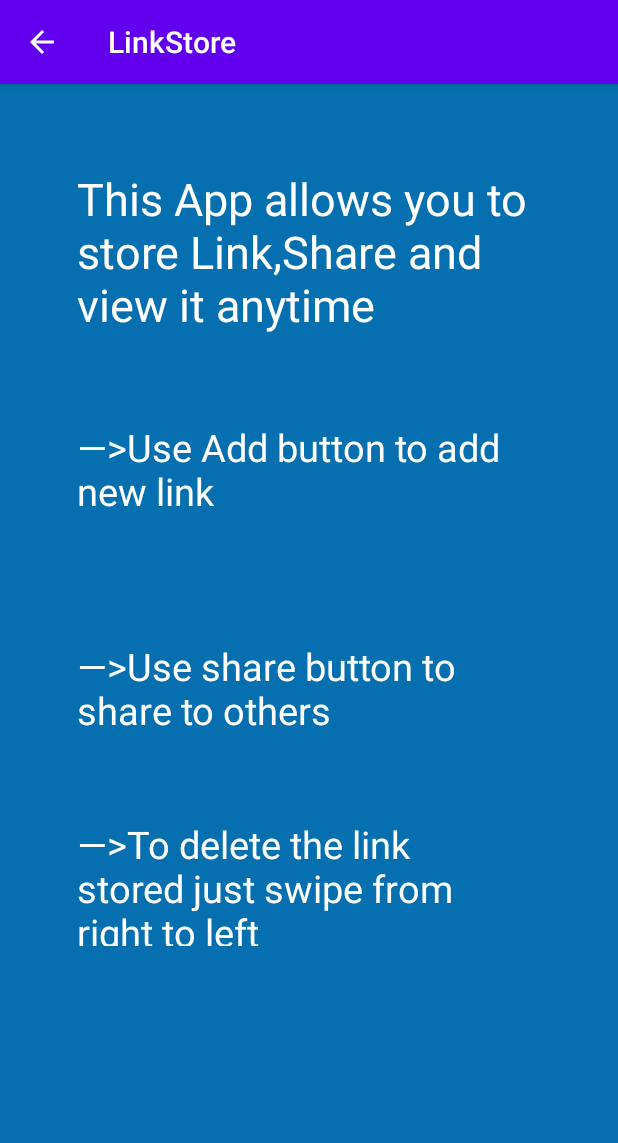
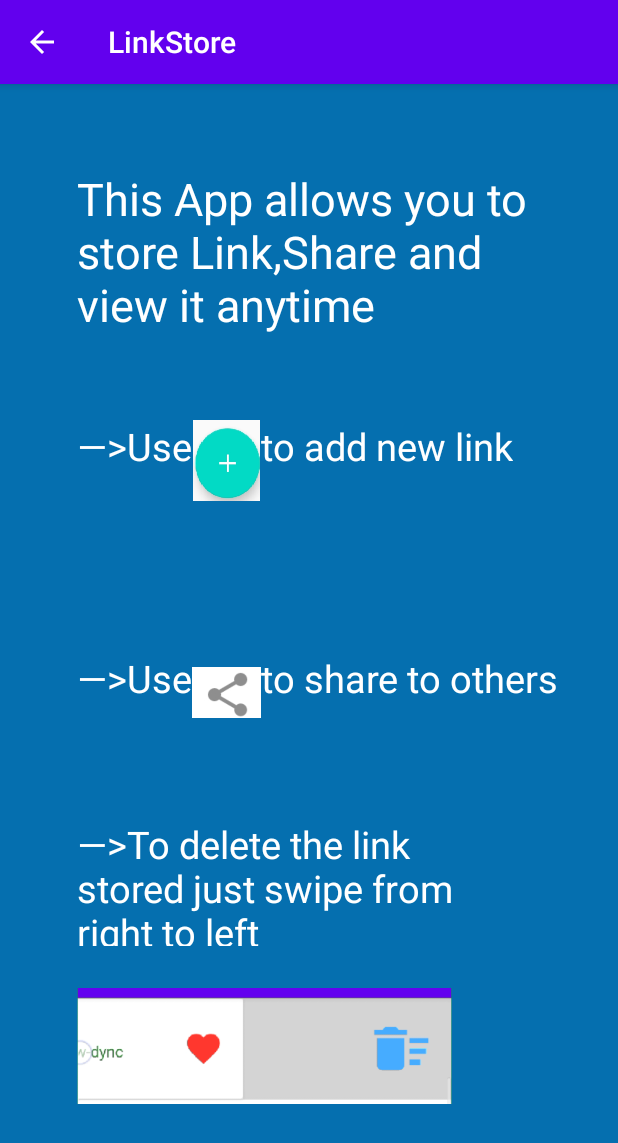
Before and after one commit to Rathnavel-Rat/LinkSaver, an Android app: the InfoActivity screen opened directly, with no data from a screen before it, on a phone screen of 412 x 824 dp. Shown: the top 1143 px of the screen. Run offline under Robolectric (Android 15) with nearby library versions, the light colour scheme and no system bars.

Commit message:
info fix

```diff
--- a/app/src/main/AndroidManifest.xml
+++ b/app/src/main/AndroidManifest.xml
@@ -9,7 +9,6 @@
         android:roundIcon="@mipmap/iconic1_round"
         android:supportsRtl="true"
         android:theme="@style/AppTheme">
-        <activity android:name=".Intro"></activity>
         <activity
             android:name=".splashActivity2"
             android:theme="@style/AppTheme.Splash">
--- a/app/src/main/java/com/example/wallpaper/Adaptor/CommonAdaptor.kt
+++ b/app/src/main/java/com/example/wallpaper/Adaptor/CommonAdaptor.kt
@@ -36,11 +36,7 @@ class CommonAdaptor<T>(private val layoutId:Int, var listItems:ArrayList<T>, pri
         item.addAll(model)
         diffResult.dispatchUpdatesTo(this)
     }
-    fun setFavData(model: List<T>){
-        item.clear()
-        item.addAll(model)
-        notifyDataSetChanged()
-    }
+
 
 
 
--- a/app/src/main/res/layout/activity_info.xml
+++ b/app/src/main/res/layout/activity_info.xml
@@ -49,19 +49,38 @@
         android:orientation="vertical"
         app:layout_constraintGuide_percent="0.91240877" />
 
-    <TextView
-        android:id="@+id/textView2"
-        android:layout_width="305dp"
-        android:layout_height="84dp"
+    <LinearLayout
+        android:layout_width="291dp"
+        android:layout_height="85dp"
         android:layout_marginStart="12dp"
         android:layout_marginTop="32dp"
         android:layout_marginBottom="32dp"
-        android:text="@string/t2"
-        android:textColor="#FFFF"
-        android:textSize="25sp"
+        android:orientation="horizontal"
+
         app:layout_constraintBottom_toTopOf="@+id/guideline7"
         app:layout_constraintStart_toStartOf="@+id/guideline5"
-        app:layout_constraintTop_toTopOf="@+id/guideline4" />
+        app:layout_constraintTop_toTopOf="@+id/guideline4">
+
+        <TextView
+            android:layout_width="wrap_content"
+            android:layout_height="56dp"
+            android:text="@string/t2"
+            android:textColor="#FFFFFf"
+            android:textSize="25sp" />
+
+        <ImageView
+            android:layout_width="46dp"
+            android:layout_height="54dp"
+            android:src="@drawable/add" />
+
+        <TextView
+
+            android:layout_width="wrap_content"
+            android:layout_height="wrap_content"
+            android:text="@string/t21"
+            android:textColor="#FFFFFf"
+            android:textSize="25sp" />
+    </LinearLayout>
 
     <androidx.constraintlayout.widget.Guideline
         android:id="@+id/guideline7"
@@ -77,19 +96,37 @@
         android:orientation="horizontal"
         app:layout_constraintGuide_percent="0.6148238" />
 
-    <TextView
-        android:id="@+id/textView3"
-        android:layout_width="289dp"
-        android:layout_height="72dp"
+    <LinearLayout
+       android:orientation="horizontal"
+        android:layout_width="wrap_content"
+        android:layout_height="wrap_content"
         android:layout_marginStart="12dp"
         android:layout_marginTop="20dp"
         android:layout_marginBottom="20dp"
-        android:text="@string/t3"
-        android:textColor="#FFFF"
-        android:textSize="25sp"
         app:layout_constraintBottom_toTopOf="@+id/guideline8"
         app:layout_constraintStart_toStartOf="@+id/guideline5"
-        app:layout_constraintTop_toTopOf="@+id/guideline7" />
+        app:layout_constraintTop_toTopOf="@+id/guideline7" >
+        <TextView
+            android:layout_width="wrap_content"
+            android:layout_height="56dp"
+            android:text="@string/t3"
+            android:textColor="#FFFFFf"
+            android:textSize="25sp" />
+
+        <ImageView
+            android:layout_width="46dp"
+            android:layout_height="54dp"
+            android:src="@drawable/share" />
+
+        <TextView
+
+            android:layout_width="wrap_content"
+            android:layout_height="wrap_content"
+            android:text="@string/t31"
+            android:textColor="#FFFFFf"
+            android:textSize="25sp" />
+
+    </LinearLayout>
 
     <TextView
         android:id="@+id/edi"
@@ -112,4 +149,24 @@
         android:layout_height="wrap_content"
         android:orientation="horizontal"
         app:layout_constraintGuide_percent="0.77" />
+
+    <androidx.constraintlayout.widget.Guideline
+        android:id="@+id/guideline10"
+        android:layout_width="wrap_content"
+        android:layout_height="wrap_content"
+        android:orientation="horizontal"
+        app:layout_constraintGuide_percent="0.9" />
+
+    <ImageView
+        android:id="@+id/imageView"
+        android:layout_width="250dp"
+        android:layout_height="85dp"
+        android:layout_marginStart="12dp"
+        android:layout_marginTop="8dp"
+        android:layout_marginBottom="8dp"
+        app:layout_constraintBottom_toTopOf="@+id/guideline10"
+        app:layout_constraintStart_toStartOf="@+id/guideline5"
+        app:layout_constraintTop_toTopOf="@+id/guideline9"
+        app:layout_constraintVertical_bias="0.59"
+        app:srcCompat="@drawable/deleteDemo" />
 </androidx.constraintlayout.widget.ConstraintLayout>
--- a/app/src/main/res/values/strings.xml
+++ b/app/src/main/res/values/strings.xml
@@ -9,7 +9,9 @@
     <!-- TODO: Remove or change this placeholder text -->
     <string name="hello_blank_fragment">Hello blank fragment</string>
     <string name="t1">This App allows you to store Link,Share and view it anytime</string>
-    <string name="t2"><![CDATA[—>Use Add button to add new link]]></string>
-    <string name="t3"><![CDATA[—>Use share button to share to others]]></string>
+    <string name="t2"><![CDATA[—>Use]]></string>
+    <string name="t21"><![CDATA[to add new link]]></string>
+    <string name="t3"><![CDATA[—>Use]]></string>
+    <string name="t31"><![CDATA[to share to others]]></string>
     <string name="t4"><![CDATA[—>To delete the link stored just swipe from right to left]]></string>
 </resources>
```
Also changed, not shown: app/src/main/res/drawable/add.png (added), app/src/main/res/drawable/deleteDemo.png (added), app/src/main/res/drawable/share.png (added).
